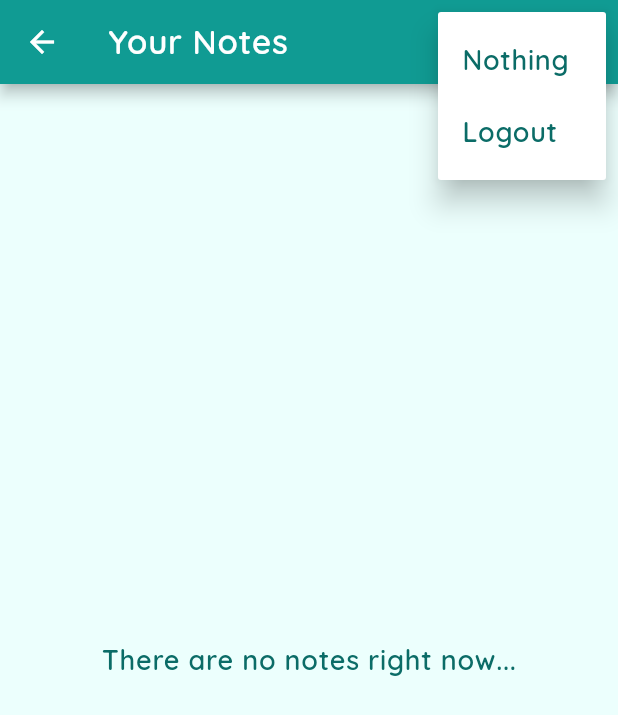
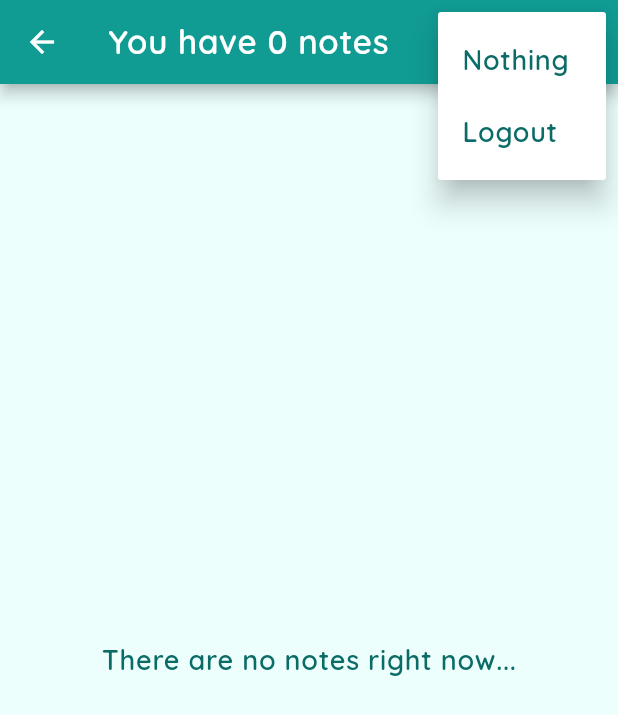
Before and after one commit to yubinkarki/quick-notes, a Flutter app: the NotesView screen opened by its route, after a tap on the "more vert" icon, on a phone screen of 412 x 824 dp. Shown: the top 715 px of the screen. Run offline on Flutter 3.47's test engine with Material 2 defaults, Android fonts, the phone set to English and light mode, and no system bars; our stand-ins replace bloc, cloud_firestore, equatable, firebase_auth, firebase_core, flutter_bloc and 4 more; accounts and stored records are empty.

Commit message:
Add count getter for screen title

```diff
--- a/lib/views/note/notes_view.dart
+++ b/lib/views/note/notes_view.dart
@@ -13,6 +13,10 @@ import 'package:okaychata/views/note/note_list_view.dart' show NoteListView;
 import 'package:okaychata/services/auth/auth_service.dart' show AuthService;
 import 'package:okaychata/services/cloud/cloud_service.dart' show CloudService;
 import 'package:okaychata/utilities/dialogs/show_logout_dialog.dart' show showLogoutDialog;
+
+extension Count<T extends Iterable> on Stream<T> {
+  Stream<int> get getLength => map((event) => event.length);
+}
 
 class NotesView extends StatefulWidget {
   const NotesView({super.key});
@@ -42,7 +46,18 @@ class _NotesViewState extends State<NotesView> {
 
     return Scaffold(
       appBar: AppBar(
-        title: Text(AppStrings.yourNotes, style: textTheme.titleLarge),
+        title: StreamBuilder<int>(
+          stream: _noteService.allNotes(ownerUserId: userId).getLength,
+          builder: (context, snapshot) {
+            if (snapshot.hasData) {
+              final int noteCount = snapshot.data ?? 0;
+
+              return Text("You have $noteCount notes", style: textTheme.titleLarge);
+            } else {
+              return Text(AppStrings.empty, style: textTheme.titleLarge);
+            }
+          },
+        ),
         actions: [
           IconButton(
             tooltip: AppStrings.addNewNote,
```
